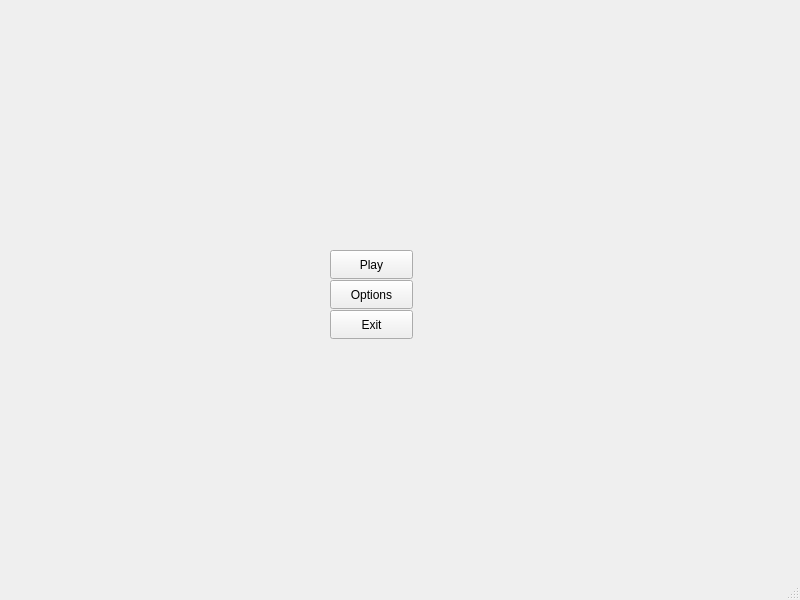
This is SpaceInvader/titlewindow.ui in TheGreatestRock/Space-Invaders as Qt 5 draws it before an edit. The edited form follows.
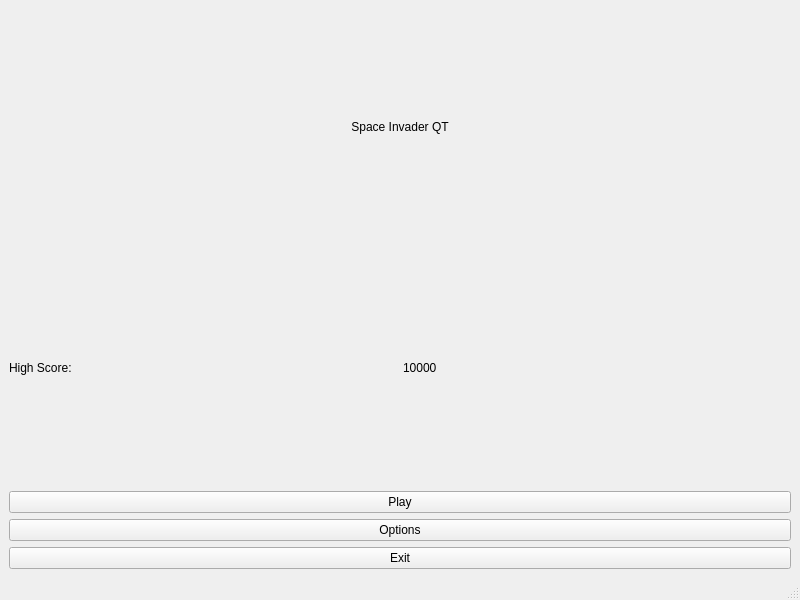
This is the edited form.

Commit message: changed the title screen UI

The edit to the form file:
```diff
--- a/SpaceInvader/titlewindow.ui
+++ b/SpaceInvader/titlewindow.ui
@@ -14,48 +14,57 @@
    <string>MainWindow</string>
   </property>
   <widget class="QWidget" name="centralwidget">
+   <layout class="QVBoxLayout">
+    <item>
+     <widget class="QLabel" name="titleLabel"> 
+      <property name="text">
+       <string>Space Invader QT</string>
+      </property>
+      <property name="alignment">
+       <set>Qt::AlignCenter</set>
+      </property>
+     </widget>
+    </item>
+    <item>
+     <layout class="QHBoxLayout">
+      <item>
+       <widget class="QLabel" name="highScoreLabel">
+        <property name="text">
+         <string>High Score:</string>
+        </property>
+       </widget>
+      </item>
+      <item>
+       <widget class="QLabel" name="highScoreValue"> 
+        <property name="text">
+         <string>10000</string>
+        </property>
+       </widget>
+      </item>
+     </layout>
+    </item>
+    <item>
    <widget class="QPushButton" name="playButton">
-    <property name="geometry">
-     <rect>
-      <x>330</x>
-      <y>250</y>
-      <width>83</width>
-      <height>29</height>
-     </rect>
-    </property>
     <property name="text">
      <string>Play</string>
     </property>
-    <property name="checkable">
-     <bool>false</bool>
-    </property>
-   </widget>
+     </widget>
+    </item>
+    <item>
    <widget class="QPushButton" name="menuButton">
-    <property name="geometry">
-     <rect>
-      <x>330</x>
-      <y>280</y>
-      <width>83</width>
-      <height>29</height>
-     </rect>
-    </property>
     <property name="text">
      <string>Options</string>
     </property>
    </widget>
+    </item>
+    <item>
    <widget class="QPushButton" name="exitButton">
-    <property name="geometry">
-     <rect>
-      <x>330</x>
-      <y>310</y>
-      <width>83</width>
-      <height>29</height>
-     </rect>
-    </property>
     <property name="text">
      <string>Exit</string>
     </property>
    </widget>
+    </item>
+   </layout>
   </widget>
   <widget class="QMenuBar" name="menubar">
    <property name="geometry">
```
Left out of the diff: 2 changed lines with no effect on the pictures. Lines whose indentation alone changed are shown as unchanged. The commit also changes 11 other files.
